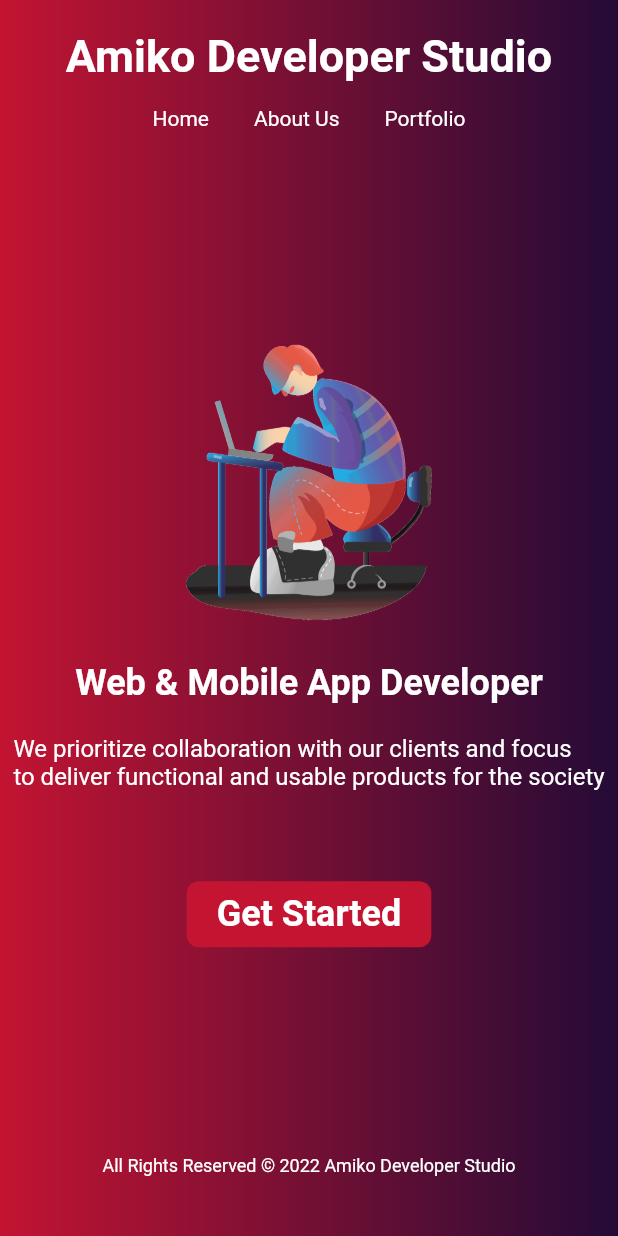
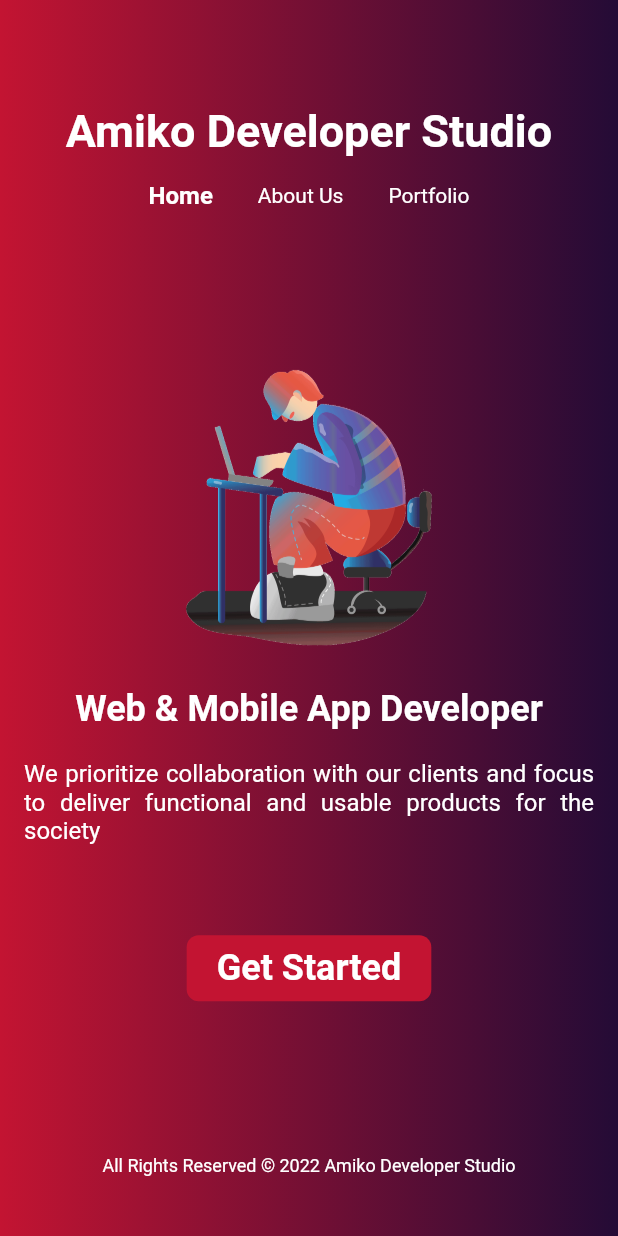
Before and after one commit to Shark929/portfolio_website, a Flutter app: the screen it shows after launch, on a phone screen of 412 x 824 dp. Run offline on Flutter 3.47's test engine with Material 2 defaults, Android fonts, the phone set to English and light mode, and no system bars.

Commit message:
portfolio

```diff
--- a/lib/components/body.dart
+++ b/lib/components/body.dart
@@ -75,7 +75,9 @@ class MobileBody extends StatelessWidget {
 
   @override
   Widget build(BuildContext context) {
-    return Column(
+    return Padding(
+      padding: const EdgeInsets.symmetric(horizontal: 16),
+      child: Column(
         mainAxisAlignment: MainAxisAlignment.spaceAround,
         children: [
           const Image(
@@ -95,7 +97,8 @@ class MobileBody extends StatelessWidget {
             height: 20,
           ),
           const Text(
-          "We prioritize collaboration with our clients and focus \nto deliver functional and usable products for the society",
+            "We prioritize collaboration with our clients and focus to deliver functional and usable products for the society",
+            textAlign: TextAlign.justify,
             style: TextStyle(
                 color: Colors.white, fontSize: 16, fontStyle: FontStyle.normal),
           ),
@@ -103,17 +106,20 @@ class MobileBody extends StatelessWidget {
             height: 60,
           ),
           Container(
-          padding: EdgeInsets.symmetric(horizontal: 20, vertical: 8),
+            padding: const EdgeInsets.symmetric(horizontal: 20, vertical: 8),
             decoration: BoxDecoration(
                 color: Color.fromRGBO(195, 20, 50, 1.0),
                 borderRadius: BorderRadius.circular(8)),
             child: const Text(
               "Get Started",
               style: TextStyle(
-                color: Colors.white, fontSize: 24, fontWeight: FontWeight.bold),
+                  color: Colors.white,
+                  fontSize: 24,
+                  fontWeight: FontWeight.bold),
             ),
           ),
         ],
+      ),
     );
   }
 }
--- a/lib/components/nav_bar.dart
+++ b/lib/components/nav_bar.dart
@@ -1,6 +1,7 @@
 import 'package:flutter/material.dart';
 import 'package:portfolio_website/pages/about_us_page.dart';
 import 'package:portfolio_website/pages/home_page.dart';
+import 'package:portfolio_website/pages/portfolio_page.dart';
 
 class NavBar extends StatefulWidget {
   final bool isHome, isPortfolio, isAboutUs, isGetStarted;
@@ -28,7 +29,11 @@ class _NavBarState extends State<NavBar> {
             isPortfolio: widget.isPortfolio,
           );
         } else {
-          return MobileNavBar();
+          return MobileNavBar(
+            isHome: widget.isHome,
+            isAboutUs: widget.isAboutUs,
+            isPortfolio: widget.isPortfolio,
+          );
         }
       },
     );
@@ -168,7 +173,12 @@ class _DesktopNavBarState extends State<DesktopNavBar> {
 
 /*             MobileNavbar                 */
 class MobileNavBar extends StatelessWidget {
-  const MobileNavBar({super.key});
+  final bool isHome, isAboutUs, isPortfolio;
+  const MobileNavBar(
+      {super.key,
+      required this.isHome,
+      required this.isAboutUs,
+      required this.isPortfolio});
 
   @override
   Widget build(BuildContext context) {
@@ -176,6 +186,9 @@ class MobileNavBar extends StatelessWidget {
       padding: const EdgeInsets.symmetric(vertical: 20),
       child: Container(
         child: Column(children: [
+          const SizedBox(
+            height: 50,
+          ),
           const Text(
             "Amiko Developer Studio",
             style: TextStyle(
@@ -189,28 +202,60 @@ class MobileNavBar extends StatelessWidget {
             child: Row(
               mainAxisAlignment: MainAxisAlignment.center,
               children: [
-                Text(
+                InkWell(
+                  onTap: () {
+                    Navigator.of(context).push(
+                      MaterialPageRoute(
+                        builder: (context) => const HomePage(),
+                      ),
+                    );
+                  },
+                  child: Text(
                     "Home",
                     style: TextStyle(
                       color: Colors.white,
+                      fontWeight: isHome ? FontWeight.bold : null,
+                      fontSize: isHome ? 16 : null,
                     ),
                   ),
-                SizedBox(
+                ),
+                const SizedBox(
                   width: 30,
                 ),
-                Text(
+                InkWell(
+                  onTap: () {
+                    Navigator.of(context).push(
+                      MaterialPageRoute(
+                        builder: (context) => const AboutUs(),
+                      ),
+                    );
+                  },
+                  child: Text(
                     "About Us",
                     style: TextStyle(
                       color: Colors.white,
+                      fontWeight: isAboutUs ? FontWeight.bold : null,
+                      fontSize: isAboutUs ? 16 : null,
                     ),
                   ),
-                SizedBox(
+                ),
+                const SizedBox(
                   width: 30,
                 ),
-                Text(
+                InkWell(
+                  onTap: () {
+                    Navigator.of(context).push(
+                      MaterialPageRoute(
+                          builder: (context) => const PortFolioPage()),
+                    );
+                  },
+                  child: Text(
                     "Portfolio",
                     style: TextStyle(
                       color: Colors.white,
+                      fontWeight: isPortfolio ? FontWeight.bold : null,
+                      fontSize: isPortfolio ? 16 : null,
+                    ),
                   ),
                 ),
               ],
--- a/pubspec.yaml
+++ b/pubspec.yaml
@@ -36,6 +36,7 @@ dependencies:
   # The following adds the Cupertino Icons font to your application.
   # Use with the CupertinoIcons class for iOS style icons.
   cupertino_icons: ^1.0.2
+  url_launcher: ^6.1.5
 
 dev_dependencies:
   flutter_test:
```
Also changed, not shown: lib/components/about_us_body.dart (+29 -16 lines), lib/components/portfolio_body.dart (added, +122 -0 lines), lib/components/testimonial_container.dart (+19 -15 lines), lib/data/portfolio_data.dart (added, +14 -0 lines), lib/pages/portfolio_page.dart (added, +36 -0 lines), assets/bill_app_figma.png (added), assets/instagram.png (added), assets/linkedin.png (added), assets/portfolio1.jpeg (added), assets/portfolio2.jpeg (added), pubspec.lock, 12 other files. Lines whose indentation alone changed are shown as unchanged.
